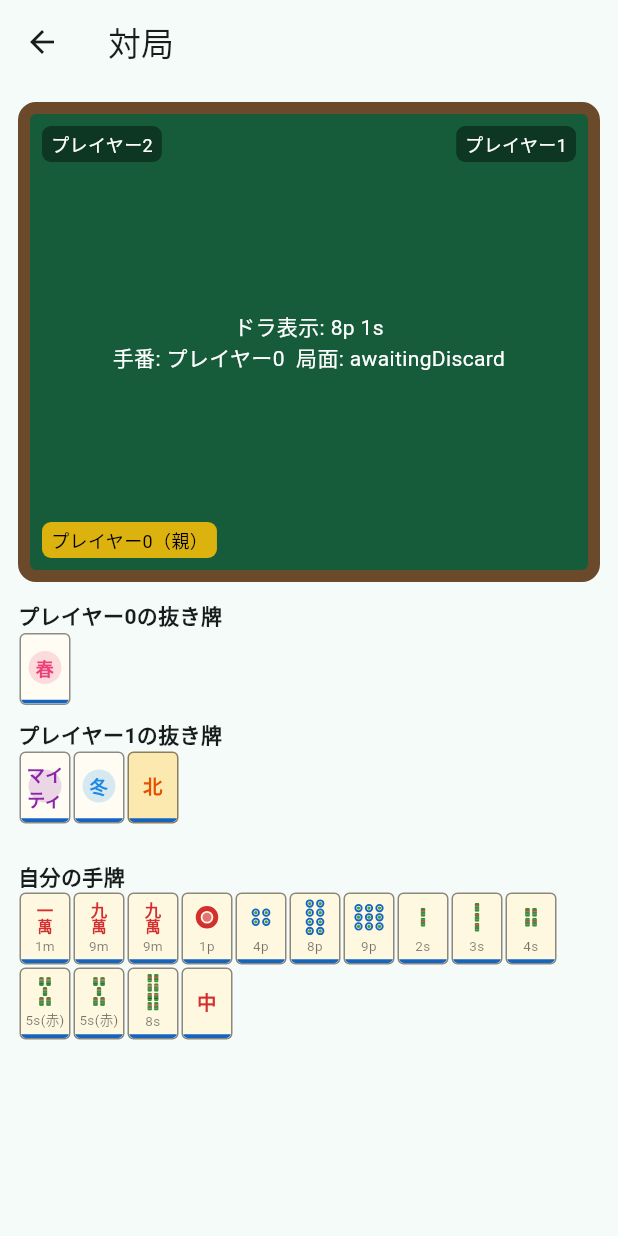
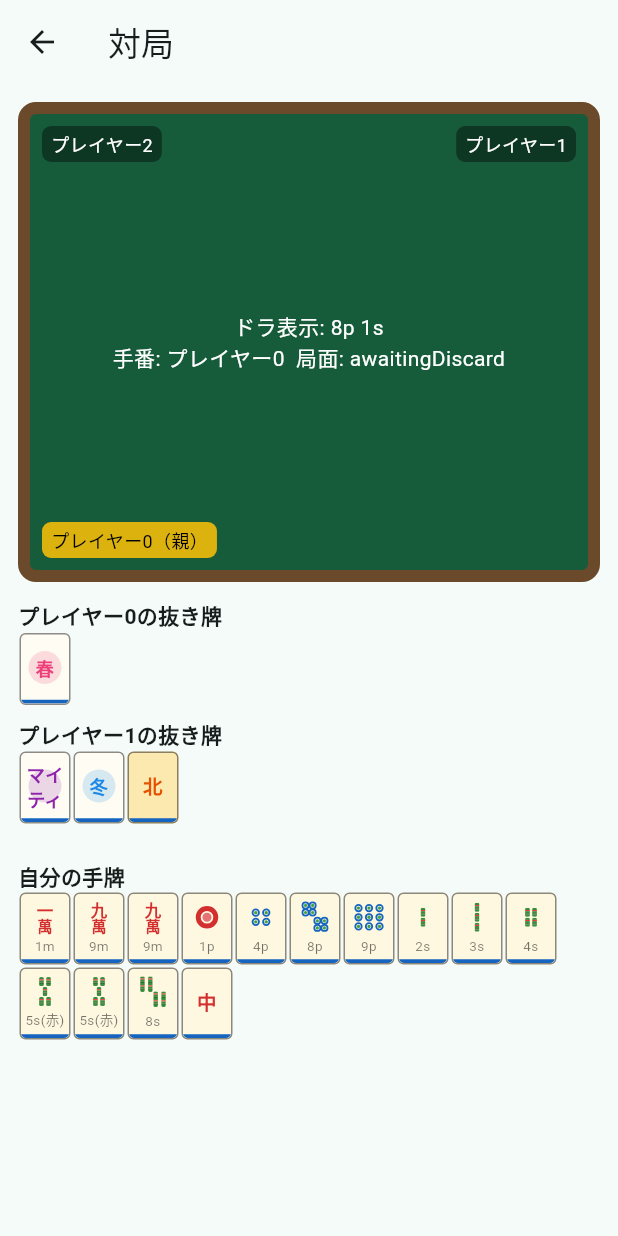
Before and after one commit to MasakiTanimizu/Claudecode-, a Flutter app: the screen it shows after launch, after a tap on "対局開始（動作確認用）", on a phone screen of 412 x 824 dp. Run offline on Flutter 3.47's test engine with Material 3 defaults, Android fonts, the phone set to English and light mode, and no system bars.

Commit message:
7ピン/8そうを伝統的な牌の配置（対角3+2x2ブロック／ブロック2つ）に修正
これまでの7=[1,3,3]行、8=[2,2,2,2]行の単純な中央揃えグリッドは、
実際の牌でよく使われる配置（7=対角線状の3つ+左下の2x2ブロック、
8=左上と右下にオフセットした2x2ブロック2つ）と見た目が違っていた。
_ScatterGridで座標(0..1の分数)を直接指定する方式を追加し、7と8は
_dotRowCountsのセンター揃えグリッドではなくこちらを使うように変更。
他のカウント（1-6, 9）は既存のグリッド配置のまま。

```diff
--- a/apps/mobile/lib/presentation/widgets/tile_view.dart
+++ b/apps/mobile/lib/presentation/widgets/tile_view.dart
@@ -99,10 +99,14 @@ class TileView extends StatelessWidget {
 /// (winds/dragons/北/華牌 render as styled text instead — see the class doc).
 Widget? _graphicFor(Tile tile) {
   if (tile is! NumberTile) return null;
+  final scatter = _scatterLayouts[tile.number];
   switch (tile.suit) {
     case NumberSuit.man:
       return _ManGraphic(number: tile.number);
     case NumberSuit.pin:
+      if (scatter != null) {
+        return _ScatterGrid(positions: scatter, dotBuilder: () => const PinDot());
+      }
       final rows = _dotRowCounts(tile.number);
       return _TileGrid(
         rowCounts: rows,
@@ -112,6 +116,9 @@ Widget? _graphicFor(Tile tile) {
         ),
       );
     case NumberSuit.sou:
+      if (scatter != null) {
+        return _ScatterGrid(positions: scatter, dotBuilder: () => const Bamboo());
+      }
       return _TileGrid(
         rowCounts: _dotRowCounts(tile.number),
         dotBuilder: (_, __) => Bamboo(big: tile.number == 1),
@@ -119,10 +126,10 @@ Widget? _graphicFor(Tile tile) {
   }
 }
 
-/// How many pips sit in each row for a 1-9 count, approximating the
-/// canonical layouts real pin/sou tiles use (single centered dot for 1,
-/// diagonal for 2-3, corners for 4, quincunx for 5, columns for 6/8/9, and
-/// 7 as a lone dot over two columns of three).
+/// How many pips sit in each row for the counts whose canonical layout is a
+/// plain centered grid (single centered dot for 1, diagonal for 2-3, corners
+/// for 4, quincunx for 5, two/three columns for 6/9). 7 and 8 aren't here —
+/// their real layout isn't a centered grid, see [_scatterLayouts].
 List<int> _dotRowCounts(int n) => switch (n) {
       1 => const [1],
       2 => const [1, 1],
@@ -130,11 +137,36 @@ List<int> _dotRowCounts(int n) => switch (n) {
       4 => const [2, 2],
       5 => const [2, 1, 2],
       6 => const [2, 2, 2],
-      7 => const [1, 3, 3],
-      8 => const [2, 2, 2, 2],
       9 => const [3, 3, 3],
       _ => [n],
     };
+
+/// Fractional (x, y) pip positions, 0..1 from the top-left, for the two
+/// counts whose traditional pin/sou layout isn't a centered grid: 7 is a
+/// diagonal three over a 2x2 block, and 8 is two 2x2 blocks offset
+/// diagonally — both standard pip arrangements real (and most simplified
+/// digital) mahjong tiles use, unlike a plain evenly-spaced grid.
+const _scatterLayouts = {
+  7: [
+    Offset(0.82, 0.10),
+    Offset(0.62, 0.30),
+    Offset(0.42, 0.50),
+    Offset(0.16, 0.58),
+    Offset(0.40, 0.58),
+    Offset(0.16, 0.86),
+    Offset(0.40, 0.86),
+  ],
+  8: [
+    Offset(0.18, 0.10),
+    Offset(0.42, 0.10),
+    Offset(0.18, 0.34),
+    Offset(0.42, 0.34),
+    Offset(0.58, 0.62),
+    Offset(0.82, 0.62),
+    Offset(0.58, 0.86),
+    Offset(0.82, 0.86),
+  ],
+};
 
 Widget _plainLabel(Tile tile) {
   if (tile is HanaTile) {
@@ -255,6 +287,30 @@ class _TileGrid extends StatelessWidget {
   }
 }
 
+/// Lays [dotBuilder]'s pips out at fixed fractional [positions] (see
+/// [_scatterLayouts]) instead of a centered grid — for the 7/8 counts whose
+/// canonical layout isn't evenly spaced rows.
+class _ScatterGrid extends StatelessWidget {
+  final List<Offset> positions;
+  final Widget Function() dotBuilder;
+
+  const _ScatterGrid({required this.positions, required this.dotBuilder});
+
+  @override
+  Widget build(BuildContext context) {
+    return SizedBox(
+      width: 26,
+      height: 26,
+      child: Stack(
+        children: [
+          for (final p in positions)
+            Align(alignment: Alignment(p.dx * 2 - 1, p.dy * 2 - 1), child: dotBuilder()),
+        ],
+      ),
+    );
+  }
+}
+
 /// One dot in a pin tile's pattern: a colored ring around a smaller center
 /// dot, evoking the target-like rings real/simplified pin tiles use. [accent]
 /// swaps the (ring, center) colors to red-toned instead of the default
```
